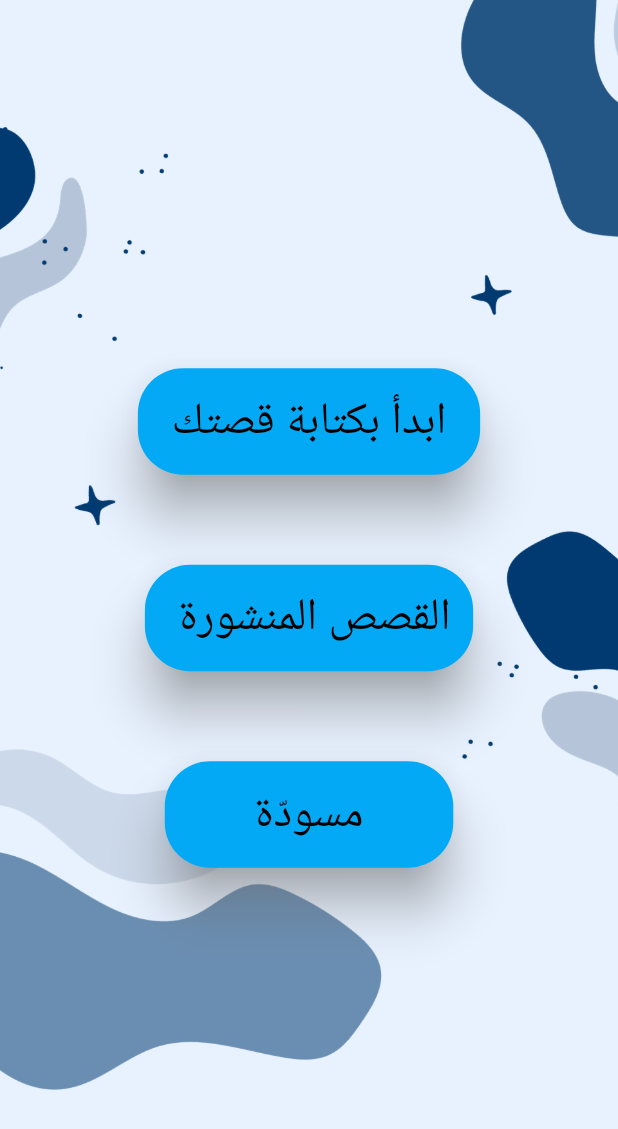
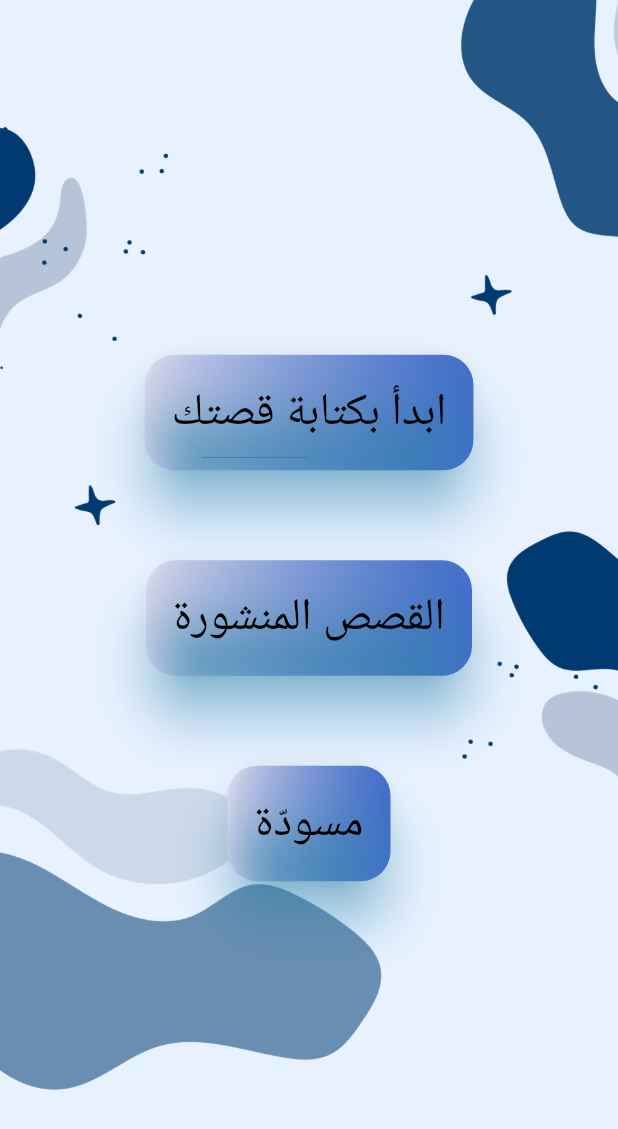
Before and after one commit to Lujain-M02/2023-GP1-6, a Flutter app: the WhitePage screen opened directly, on a phone screen of 412 x 824 dp. Shown: the top 1129 px of the screen. Run offline on Flutter 3.47's test engine with Material 2 defaults, Android fonts, the phone set to English and light mode, and no system bars; our stand-ins replace animate_do, animated_text_kit, introduction_screen, lottie.

Commit message:
Button Colors

```diff
--- a/your_story/lib/pages/welcome_page.dart
+++ b/your_story/lib/pages/welcome_page.dart
@@ -135,104 +135,80 @@ class WhitePage extends StatelessWidget {
             fit: BoxFit.cover,
           ),
         ),
-
         child: Center(
           child: Column(
             mainAxisAlignment: MainAxisAlignment.center,
             children: <Widget>[
-            ElevatedButton(
+              GradientButton(
                 onPressed: () {
                   Navigator.of(context).pushReplacement(
                     MaterialPageRoute(builder: (_) => const CreateStory()),
                   );
                 },
-              //
+                text: 'ابدأ بكتابة قصتك',
+              ),
+              const SizedBox(height: 60),
+              GradientButton(
+                onPressed: () {},
+                text: 'القصص المنشورة',
+              ),
+              const SizedBox(height: 60),
+              GradientButton(
+                onPressed: () {},
+                text: 'مسودّة',
+              ),
+            ],
+          ),
+        ),
+      ),
+    );
+  }
+}
+
+class GradientButton extends StatelessWidget {
+  final VoidCallback onPressed;
+  final String text;
+
+  GradientButton({
+    required this.onPressed,
+    required this.text,
+  });
+
+  @override
+  Widget build(BuildContext context) {
+    return Container(
+      decoration: BoxDecoration(
+        gradient: LinearGradient(
+          colors: [
+            Color.fromARGB(255, 224, 224, 243),
+            Color.fromARGB(184, 4, 63, 190),
+          ],
+          begin: Alignment.centerLeft,
+          end: Alignment.centerRight,
+        ),
+        borderRadius: BorderRadius.circular(20),
+      ),
+      child: ElevatedButton(
+        onPressed: onPressed,
         style: ElevatedButton.styleFrom(
-                primary: Colors.lightBlue, // Background color
+          primary: Colors
+              .transparent, // Set the button background color to transparent
           onPrimary: Colors.white, // Text color
-                shadowColor: Colors.grey, // Shadow color
+          shadowColor: Colors.lightBlueAccent, // Shadow color
           elevation: 15, // Shadow elevation
           shape: RoundedRectangleBorder(
-                  borderRadius:
-                      BorderRadius.circular(30), // Button border radius
+            borderRadius: BorderRadius.circular(30),
           ),
-                padding: const EdgeInsets.all(15), // Button padding
-              ), //
-              child: const Text(
-                ' ابدأ بكتابة قصتك ',
+          padding: const EdgeInsets.all(18),
+        ),
+        child: Text(
+          text,
           style: TextStyle(
-                  fontSize: 30, // Adjust the font size here
+            fontSize: 30,
             color: Color.fromARGB(255, 0, 0, 0),
           ),
         ),
       ),
-            const SizedBox(
-              height: 60,
-            ),
-            ElevatedButton(
-              onPressed: () {},
-              //
-              style: ElevatedButton.styleFrom(
-                primary: Colors.lightBlue, // Background color
-                onPrimary: Colors.white, // Text color
-                shadowColor: Colors.grey, // Shadow color
-                elevation: 15, // Shadow elevation
-                shape: RoundedRectangleBorder(
-                  borderRadius:
-                      BorderRadius.circular(30), // Button border radius
-                ),
-                padding: const EdgeInsets.all(15), // Button padding
-              ), //
-              child: const Text(
-                ' القصص المنشورة',
-                style: TextStyle(
-                  fontSize: 30, // Adjust the font size here
-                  color: Color.fromARGB(255, 0, 0, 0),
-                ),
-              ),
-            ),
-            const SizedBox(height: 60),
-            ElevatedButton(
-              onPressed: () {},
-              //
-              style: ElevatedButton.styleFrom(
-                primary: Colors.lightBlue, // Background color
-                onPrimary: Colors.white, // Text color
-                shadowColor: Colors.grey, // Shadow color
-                elevation: 15, // Shadow elevation
-                shape: RoundedRectangleBorder(
-                  borderRadius:
-                      BorderRadius.circular(30), // Button border radius
-                ),
-                padding: const EdgeInsets.all(15), // Button padding
-              ), //
-              child: const Text(
-                '      مسودّة      ',
-                style: TextStyle(
-                  fontSize: 30, // Adjust the font size here
-                  color: Color.fromARGB(255, 0, 0, 0),
-                ),
-              ),
-            ),
-          ],
-        )),
-        //
-/*
-      floatingActionButton: FloatingActionButton(
-        onPressed: () {
-          Navigator.of(context).pushReplacement(
-            MaterialPageRoute(builder: (_) => const CreateStory()),
-          );
-        },
-        child: const Text(
-          'move',
-          style: TextStyle(
-            fontSize: 19, // Adjust the font size here
-            color: Color.fromARGB(255, 0, 0, 0),
-          ),
-        ),
-      ),*/
-      ),
     );
   }
 }
```
Lines whose indentation alone changed are shown as unchanged.
